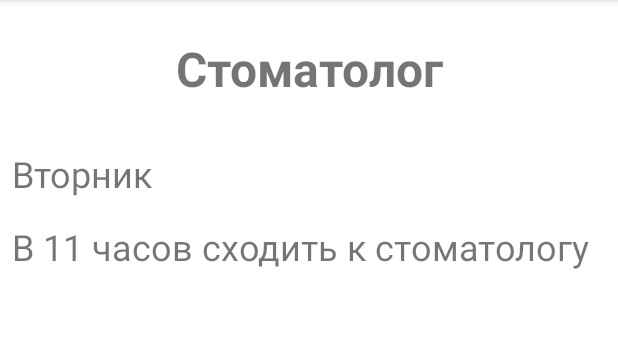
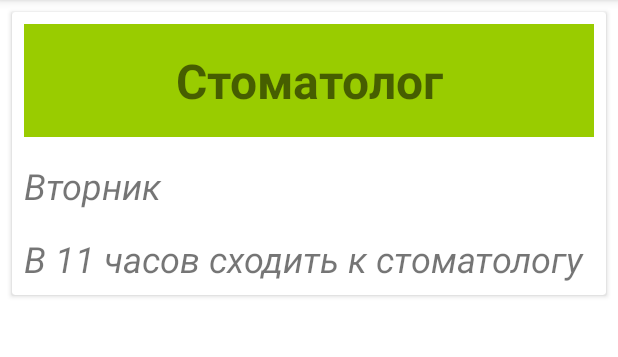
Before and after one commit to Weret90/My_Notes, an Android app: the screen it shows after launch (MainActivity), after a tap on "Стоматолог", on a phone screen of 412 x 824 dp, the part 84-441 px from its top. Run offline under Robolectric (Android 15) with nearby library versions, the phone set to English and light mode, and no system bars.

Commit message:
Добавил recycleView, адаптер

```diff
--- /dev/null
+++ b/app/src/main/java/com/umbrella/mynotes/NotesAdapter.java
@@ -0,0 +1,72 @@
+package com.umbrella.mynotes;
+
+import android.view.LayoutInflater;
+import android.view.View;
+import android.view.ViewGroup;
+import android.widget.TextView;
+
+import androidx.annotation.NonNull;
+import androidx.recyclerview.widget.RecyclerView;
+
+import java.util.List;
+
+public class NotesAdapter extends RecyclerView.Adapter<NotesAdapter.MyViewHolder> {
+
+    private List<Note> notes;
+    private OnNoteClickListener onNoteClickListener;
+
+    public NotesAdapter(List<Note> notes) {
+        this.notes = notes;
+    }
+
+    public interface OnNoteClickListener {
+        void onNoteClick(Note note);
+    }
+
+    public void setOnNoteClickListener(OnNoteClickListener onNoteClickListener) {
+        this.onNoteClickListener = onNoteClickListener;
+    }
+
+    public OnNoteClickListener getOnNoteClickListener() {
+        return onNoteClickListener;
+    }
+
+    @NonNull
+    @Override
+    public MyViewHolder onCreateViewHolder(@NonNull ViewGroup parent, int viewType) {
+        View view = LayoutInflater.from(parent.getContext()).inflate(R.layout.item_note, parent, false);
+        return new MyViewHolder(view);
+    }
+
+    @Override
+    public void onBindViewHolder(@NonNull MyViewHolder holder, int position) {
+        Note note = notes.get(position);
+        holder.dayOfWeek.setText(note.getDayOfWeek());
+        holder.title.setText(note.getTitle());
+    }
+
+    @Override
+    public int getItemCount() {
+        return notes.size();
+    }
+
+    class MyViewHolder extends RecyclerView.ViewHolder {
+        TextView title;
+        TextView dayOfWeek;
+
+        public MyViewHolder(@NonNull View itemView) {
+            super(itemView);
+            title = itemView.findViewById(R.id.item_note_title);
+            dayOfWeek = itemView.findViewById(R.id.item_note_day_of_week);
+
+            itemView.setOnClickListener(new View.OnClickListener() {
+                @Override
+                public void onClick(View v) {
+                    if (onNoteClickListener != null) {
+                        onNoteClickListener.onNoteClick(notes.get(getAdapterPosition()));
+                    }
+                }
+            });
+        }
+    }
+}
--- a/app/src/main/java/com/umbrella/mynotes/NotesDescriptionFragment.java
+++ b/app/src/main/java/com/umbrella/mynotes/fragments/NotesDescriptionFragment.java
@@ -1,4 +1,4 @@
-package com.umbrella.mynotes;
+package com.umbrella.mynotes.fragments;
 
 import android.os.Bundle;
 
@@ -10,6 +10,9 @@ import android.view.LayoutInflater;
 import android.view.View;
 import android.view.ViewGroup;
 import android.widget.TextView;
+
+import com.umbrella.mynotes.Note;
+import com.umbrella.mynotes.R;
 
 public class NotesDescriptionFragment extends Fragment {
 
--- a/app/src/main/java/com/umbrella/mynotes/NotesFragment.java
+++ b/app/src/main/java/com/umbrella/mynotes/fragments/NotesFragment.java
@@ -1,12 +1,10 @@
-package com.umbrella.mynotes;
+package com.umbrella.mynotes.fragments;
 
 import android.content.Context;
-import android.content.Intent;
 import android.os.Bundle;
 import android.view.LayoutInflater;
 import android.view.View;
 import android.view.ViewGroup;
-import android.widget.Button;
 import android.widget.LinearLayout;
 import android.widget.TextView;
 import android.widget.Toast;
@@ -14,6 +12,13 @@ import android.widget.Toast;
 import androidx.annotation.NonNull;
 import androidx.annotation.Nullable;
 import androidx.fragment.app.Fragment;
+import androidx.recyclerview.widget.LinearLayoutManager;
+import androidx.recyclerview.widget.RecyclerView;
+
+import com.umbrella.mynotes.Note;
+import com.umbrella.mynotes.NotesAdapter;
+import com.umbrella.mynotes.NotesRepository;
+import com.umbrella.mynotes.R;
 
 import java.util.ArrayList;
 import java.util.List;
@@ -50,21 +55,17 @@ public class NotesFragment extends Fragment {
     @Override
     public void onViewCreated(@NonNull View view, @Nullable Bundle savedInstanceState) {
         super.onViewCreated(view, savedInstanceState);
-        LinearLayout noteList = view.findViewById(R.id.note_container);
-        ArrayList<Note> notes = NotesRepository.getNotes();
-        for (Note note : notes) {
-            View itemView = LayoutInflater.from(requireContext()).inflate(R.layout.item_note_title, noteList, false);
-
-            itemView.setOnClickListener(v -> {
-                if (onNoteClicked != null) {
-                    onNoteClicked.onNoteClicked(note);
-                }
-            });
-
-            TextView noteTitle = itemView.findViewById(R.id.titleName);
-            noteTitle.setText(note.getTitle());
-
-            noteList.addView(itemView);
-        }
+        RecyclerView notesRecyclerView = view.findViewById(R.id.notes_recycle_view);
+        LinearLayoutManager manager = new LinearLayoutManager(requireContext());
+        notesRecyclerView.setLayoutManager(manager);
+        List<Note> notes = NotesRepository.getNotes();
+        NotesAdapter adapter = new NotesAdapter(notes);
+        notesRecyclerView.setAdapter(adapter);
+        adapter.setOnNoteClickListener(new NotesAdapter.OnNoteClickListener() {
+            @Override
+            public void onNoteClick(Note note) {
+                onNoteClicked.onNoteClicked(note);
+            }
+        });
     }
 }
--- a/app/src/main/res/layout/fragment_info.xml
+++ b/app/src/main/res/layout/fragment_info.xml
@@ -3,7 +3,7 @@
     xmlns:tools="http://schemas.android.com/tools"
     android:layout_width="match_parent"
     android:layout_height="match_parent"
-    tools:context=".InfoFragment">
+    tools:context=".fragments.InfoFragment">
 
 
     <TextView
--- a/app/src/main/res/layout/fragment_note_add.xml
+++ b/app/src/main/res/layout/fragment_note_add.xml
@@ -4,7 +4,7 @@
     android:layout_width="match_parent"
     android:layout_height="match_parent"
     android:orientation="vertical"
-    tools:context=".NoteAddFragment">
+    tools:context=".fragments.NoteAddFragment">
 
     <EditText
         android:hint="@string/hint_press_headline"
--- a/app/src/main/res/layout/fragment_notes_description.xml
+++ b/app/src/main/res/layout/fragment_notes_description.xml
@@ -1,16 +1,22 @@
 <?xml version="1.0" encoding="utf-8"?>
-<LinearLayout xmlns:android="http://schemas.android.com/apk/res/android"
+<androidx.cardview.widget.CardView xmlns:android="http://schemas.android.com/apk/res/android"
     xmlns:tools="http://schemas.android.com/tools"
     android:layout_width="match_parent"
-    android:layout_height="match_parent"
-    android:orientation="vertical"
-    tools:context=".NotesDescriptionFragment">
+    android:layout_height="wrap_content"
+    android:layout_margin="@dimen/small_margin"
+    tools:context=".fragments.NotesDescriptionFragment">
+
+    <LinearLayout
+        android:layout_width="match_parent"
+        android:layout_height="wrap_content"
+        android:orientation="vertical">
 
         <TextView
             android:id="@+id/note_title"
             android:layout_width="match_parent"
             android:layout_height="wrap_content"
             android:layout_margin="@dimen/default_margin"
+            android:background="@android:color/holo_green_light"
             android:gravity="center"
             android:padding="@dimen/default_padding"
             android:textSize="@dimen/headline_text_size"
@@ -19,13 +25,13 @@
 
         <TextView
             android:id="@+id/note_day_of_week"
-        style="@style/default_style"
+            style="@style/note_description_default_style"
             tools:text="dayOfWeek" />
 
         <TextView
             android:id="@+id/note_description"
-        style="@style/default_style"
+            style="@style/note_description_default_style"
             tools:text="description" />
+    </LinearLayout>
 
-
-</LinearLayout>
+</androidx.cardview.widget.CardView>
--- a/app/src/main/res/values/dimens.xml
+++ b/app/src/main/res/values/dimens.xml
@@ -5,4 +5,6 @@
     <dimen name="default_text_size">24sp</dimen>
     <dimen name="default_margin">8dp</dimen>
     <dimen name="big_text_size">30sp</dimen>
+    <dimen name="small_margin">8dp</dimen>
+    <dimen name="small_text_size">16sp</dimen>
 </resources>
--- a/app/src/main/res/values/stryles.xml
+++ b/app/src/main/res/values/stryles.xml
@@ -1,10 +1,12 @@
 <?xml version="1.0" encoding="utf-8"?>
 <resources>
-    <style name="default_style">
+
+    <style name="note_description_default_style">
         <item name="android:layout_width">wrap_content</item>
         <item name="android:layout_height">wrap_content</item>
         <item name="android:layout_margin">@dimen/default_margin</item>
         <item name="android:textSize">@dimen/default_text_size</item>
+        <item name="android:textStyle">italic</item>
     </style>
 
     <style name="add_note_style">
```
Also changed, not shown: app/src/main/java/com/umbrella/mynotes/MainActivity.java (+4 -4 lines), app/src/main/java/com/umbrella/mynotes/NoteAddFragment.java (deleted, +0 -64 lines), app/src/main/java/com/umbrella/mynotes/fragments/InfoFragment.java (added, +23 -0 lines), app/src/main/java/com/umbrella/mynotes/fragments/NoteAddFragment.java (renamed from app/src/main/java/com/umbrella/mynotes/InfoFragment.java, +10 -8 lines), app/src/main/res/layout/fragment_notes.xml (+9 -3 lines), app/src/main/res/layout/item_note.xml (added, +33 -0 lines), app/src/main/res/layout/item_note_title.xml (deleted, +0 -10 lines). Lines whose indentation alone changed are shown as unchanged.
